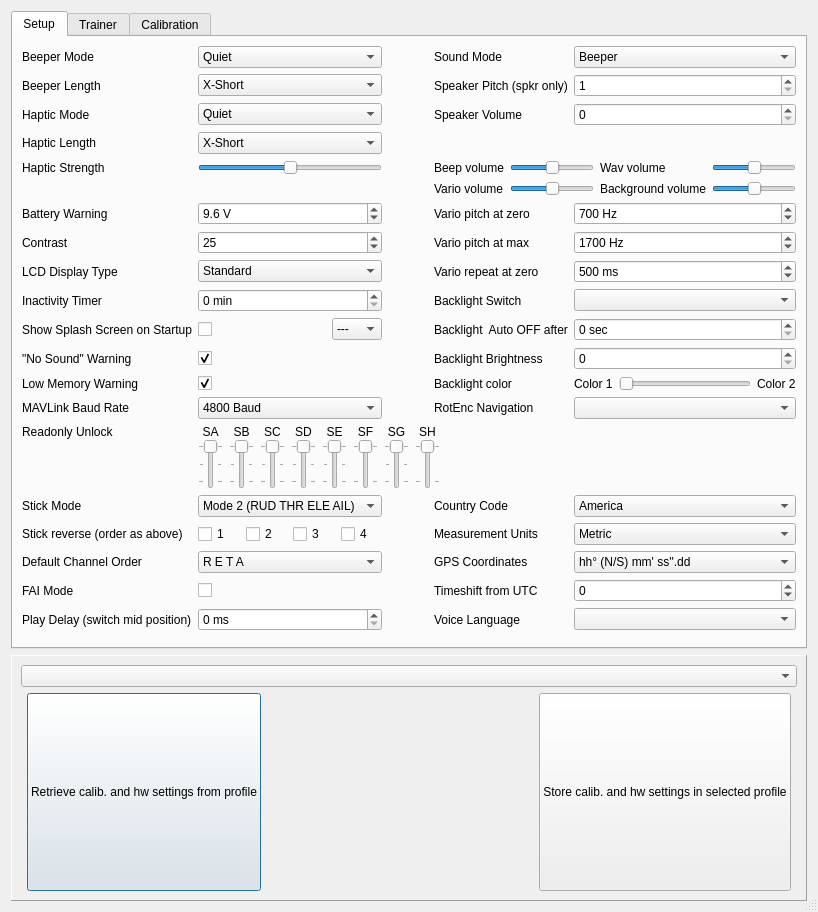
Qt form companion/src/generaledit.ui (opentx/opentx) before a commit.
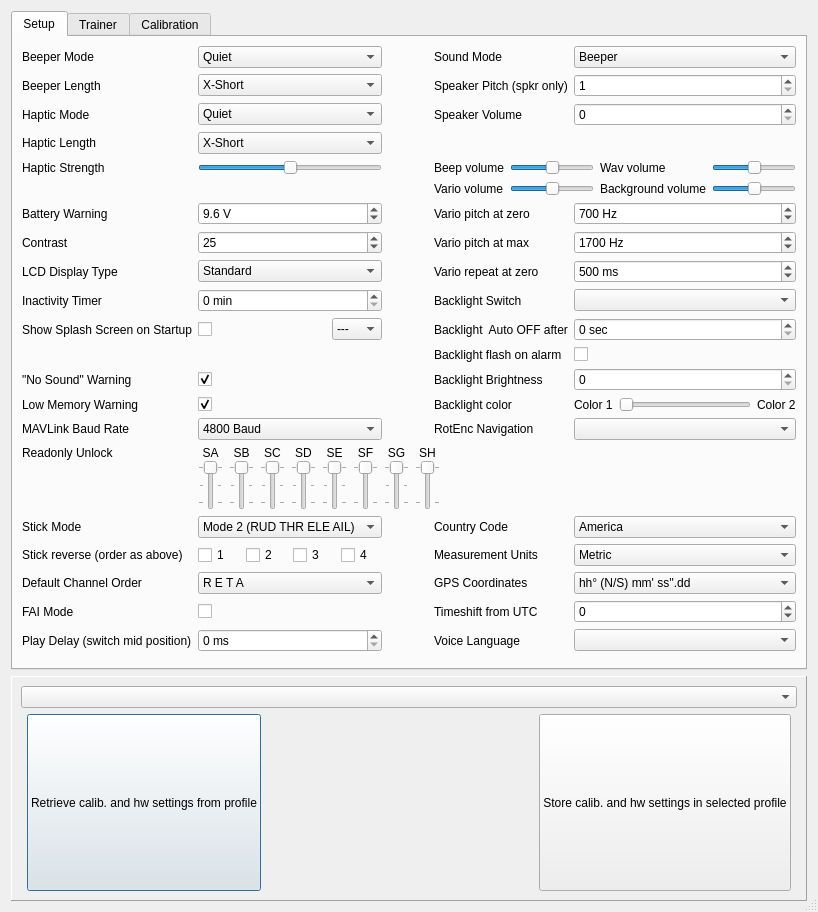
The same form after that commit.

Commit message: Backlight Alarm parameter added in companion (fix #1123)

What changed in the file:
```diff
--- a/companion/src/generaledit.ui
+++ b/companion/src/generaledit.ui
@@ -113,17 +113,31 @@
        <string>Setup</string>
       </attribute>
       <layout class="QGridLayout" name="gridLayout" columnstretch="1,0,0,0,0">
-       <item row="34" column="4">
+       <item row="34" column="3">
+        <widget class="QLabel" name="gpsFormatLabel">
+         <property name="text">
+          <string>GPS Coordinates</string>
+         </property>
+        </widget>
+       </item>
+       <item row="1" column="3">
+        <widget class="QLabel" name="label_speakerPitch">
+         <property name="text">
+          <string>Speaker Pitch (spkr only)</string>
+         </property>
+        </widget>
+       </item>
+       <item row="36" column="4">
         <widget class="QComboBox" name="voiceLang_CB"/>
        </item>
-       <item row="31" column="3">
+       <item row="33" column="3">
         <widget class="QLabel" name="units_label">
          <property name="text">
           <string>Measurement Units</string>
          </property>
         </widget>
        </item>
-       <item row="32" column="4">
+       <item row="34" column="4">
         <widget class="QComboBox" name="gpsFormatCB">
          <item>
           <property name="text">
@@ -137,7 +151,7 @@
          </item>
         </widget>
        </item>
-       <item row="33" column="4">
+       <item row="35" column="4">
         <widget class="QSpinBox" name="timezoneSB">
          <property name="minimum">
           <number>-14</number>
@@ -150,28 +164,21 @@
          </property>
         </widget>
        </item>
-       <item row="34" column="3">
+       <item row="36" column="3">
         <widget class="QLabel" name="VoiceLang_label">
          <property name="text">
           <string>Voice Language</string>
          </property>
         </widget>
        </item>
-       <item row="32" column="3">
-        <widget class="QLabel" name="gpsFormatLabel">
-         <property name="text">
-          <string>GPS Coordinates</string>
-         </property>
-        </widget>
-       </item>
-       <item row="33" column="3">
+       <item row="35" column="3">
         <widget class="QLabel" name="label_timezone">
          <property name="text">
           <string>Timeshift from UTC</string>
          </property>
         </widget>
        </item>
-       <item row="31" column="4">
+       <item row="33" column="4">
         <widget class="QComboBox" name="units_CB">
          <item>
           <property name="text">
@@ -185,14 +192,14 @@
          </item>
         </widget>
        </item>
-       <item row="29" column="3">
+       <item row="31" column="3">
         <widget class="QLabel" name="countrycode_label">
          <property name="text">
           <string>Country Code</string>
          </property>
         </widget>
        </item>
-       <item row="29" column="4">
+       <item row="31" column="4">
         <widget class="QComboBox" name="countrycode_CB">
          <item>
           <property name="text">
@@ -256,14 +263,7 @@
          </item>
         </widget>
        </item>
-       <item row="1" column="3">
-        <widget class="QLabel" name="label_speakerPitch">
-         <property name="text">
-          <string>Speaker Pitch (spkr only)</string>
-         </property>
-        </widget>
-       </item>
-       <item row="14" column="4">
+       <item row="16" column="4">
         <layout class="QHBoxLayout" name="backlightColor_Layout">
          <item>
           <widget class="QLabel" name="backlightColor1_label">
@@ -298,7 +298,7 @@
          </property>
         </widget>
        </item>
-       <item row="15" column="3">
+       <item row="17" column="3">
         <widget class="QLabel" name="re_label">
          <property name="text">
           <string>RotEnc Navigation</string>
@@ -333,7 +333,7 @@
          </item>
         </widget>
        </item>
-       <item row="27" column="0">
+       <item row="29" column="0">
         <widget class="QLabel" name="ro_label">
          <property name="text">
           <string>Readonly Unlock</string>
@@ -343,7 +343,7 @@
          </property>
         </widget>
        </item>
-       <item row="36" column="0" colspan="2">
+       <item row="38" column="0" colspan="2">
         <spacer name="verticalSpacer_5">
          <property name="orientation">
           <enum>Qt::Vertical</enum>
@@ -426,7 +426,7 @@
          </item>
         </widget>
        </item>
-       <item row="13" column="2">
+       <item row="14" column="2">
         <spacer name="horizontalSpacer">
          <property name="orientation">
           <enum>Qt::Horizontal</enum>
@@ -526,7 +526,7 @@
          </property>
         </widget>
        </item>
-       <item row="27" column="1" colspan="3">
+       <item row="29" column="1" colspan="3">
         <layout class="QGridLayout" name="TaranisReadOnlyUnlock" rowstretch="0,0" columnstretch="0,0,0,0,0,0,0,0,0">
          <property name="sizeConstraint">
           <enum>QLayout::SetMinimumSize</enum>
@@ -1199,7 +1199,7 @@
          </property>
         </widget>
        </item>
-       <item row="13" column="3">
+       <item row="14" column="3">
         <widget class="QLabel" name="label_BLBright">
          <property name="text">
           <string>Backlight Brightness</string>
@@ -1220,17 +1220,17 @@
          </property>
         </widget>
        </item>
-       <item row="13" column="4">
+       <item row="14" column="4">
         <widget class="QSpinBox" name="BLBright_SB">
          <property name="maximum">
           <number>100</number>
          </property>
         </widget>
        </item>
-       <item row="15" column="4">
+       <item row="17" column="4">
         <widget class="QComboBox" name="re_CB"/>
        </item>
-       <item row="14" column="3">
+       <item row="16" column="3">
         <widget class="QLabel" name="backlightColor_label">
          <property name="text">
           <string>Backlight color</string>
@@ -1272,7 +1272,7 @@
          </property>
         </widget>
        </item>
-       <item row="15" column="1">
+       <item row="17" column="1">
         <widget class="QComboBox" name="mavbaud_CB">
          <item>
           <property name="text">
@@ -1374,7 +1374,7 @@
          </property>
         </widget>
        </item>
-       <item row="14" column="1">
+       <item row="16" column="1">
         <widget class="QCheckBox" name="memwarnChkB">
          <property name="sizePolicy">
           <sizepolicy hsizetype="Minimum" vsizetype="Fixed">
@@ -1409,7 +1409,7 @@
          </property>
         </widget>
        </item>
-       <item row="15" column="0">
+       <item row="17" column="0">
         <widget class="QLabel" name="mavbaud_label">
          <property name="text">
           <string>MAVLink Baud Rate</string>
@@ -1465,7 +1465,7 @@
          </property>
         </widget>
        </item>
-       <item row="13" column="1">
+       <item row="14" column="1">
         <widget class="QCheckBox" name="alarmwarnChkB">
          <property name="sizePolicy">
           <sizepolicy hsizetype="MinimumExpanding" vsizetype="Fixed">
@@ -1579,14 +1579,14 @@
          </item>
         </layout>
        </item>
-       <item row="13" column="0">
+       <item row="14" column="0">
         <widget class="QLabel" name="label_27">
          <property name="text">
           <string>&quot;No Sound&quot; Warning</string>
          </property>
         </widget>
        </item>
-       <item row="14" column="0">
+       <item row="16" column="0">
         <widget class="QLabel" name="label_11">
          <property name="text">
           <string>Low Memory Warning</string>
@@ -1696,14 +1696,14 @@
          </item>
         </layout>
        </item>
-       <item row="29" column="0">
+       <item row="31" column="0">
         <widget class="QLabel" name="label_14">
          <property name="text">
           <string>Stick Mode</string>
          </property>
         </widget>
        </item>
-       <item row="31" column="0">
+       <item row="33" column="0">
         <widget class="QLabel" name="stickReverseLB">
          <property name="sizePolicy">
           <sizepolicy hsizetype="Minimum" vsizetype="Minimum">
@@ -1716,7 +1716,7 @@
          </property>
         </widget>
        </item>
-       <item row="32" column="0">
+       <item row="34" column="0">
         <widget class="QLabel" name="label_13">
          <property name="sizePolicy">
           <sizepolicy hsizetype="Minimum" vsizetype="Minimum">
@@ -1729,14 +1729,14 @@
          </property>
         </widget>
        </item>
-       <item row="33" column="0">
+       <item row="35" column="0">
         <widget class="QLabel" name="label_faimode">
          <property name="text">
           <string>FAI Mode</string>
          </property>
         </widget>
        </item>
-       <item row="29" column="1">
+       <item row="31" column="1">
         <widget class="QComboBox" name="stickmodeCB">
          <property name="toolTip">
           <string/>
@@ -1790,7 +1790,7 @@
          </item>
         </widget>
        </item>
-       <item row="31" column="1">
+       <item row="33" column="1">
         <layout class="QHBoxLayout" name="horizontalLayout_3">
          <item>
           <widget class="QCheckBox" name="stickReverse1">
@@ -1822,7 +1822,7 @@
          </item>
         </layout>
        </item>
-       <item row="32" column="1">
+       <item row="34" column="1">
         <widget class="QComboBox" name="channelorderCB">
          <property name="toolTip">
           <string/>
@@ -1958,7 +1958,7 @@
          </item>
         </widget>
        </item>
-       <item row="33" column="1">
+       <item row="35" column="1">
         <widget class="QCheckBox" name="faimode_CB">
          <property name="toolTip">
           <string>If you enable FAI, you loose the vario, the play functions, the telemetry screen. This function cannot be disabled by the radio.</string>
@@ -1968,7 +1968,7 @@
          </property>
         </widget>
        </item>
-       <item row="34" column="0">
+       <item row="36" column="0">
         <widget class="QLabel" name="switchesDelayLabel">
          <property name="sizePolicy">
           <sizepolicy hsizetype="Minimum" vsizetype="Minimum">
@@ -1981,7 +1981,7 @@
          </property>
         </widget>
        </item>
-       <item row="34" column="1">
+       <item row="36" column="1">
         <widget class="QSpinBox" name="switchesDelay">
          <property name="toolTip">
           <string/>
@@ -2014,6 +2014,20 @@
          </property>
         </widget>
        </item>
+       <item row="13" column="3">
+        <widget class="QLabel" name="blAlarm_LB">
+         <property name="text">
+          <string>Backlight flash on alarm</string>
+         </property>
+        </widget>
+       </item>
+       <item row="13" column="4">
+        <widget class="QCheckBox" name="blAlarm_ChkB">
+         <property name="text">
+          <string/>
+         </property>
+        </widget>
+       </item>
       </layout>
      </widget>
      <widget class="QWidget" name="tabTrainer">
```
The commit also changes 2 other files.
